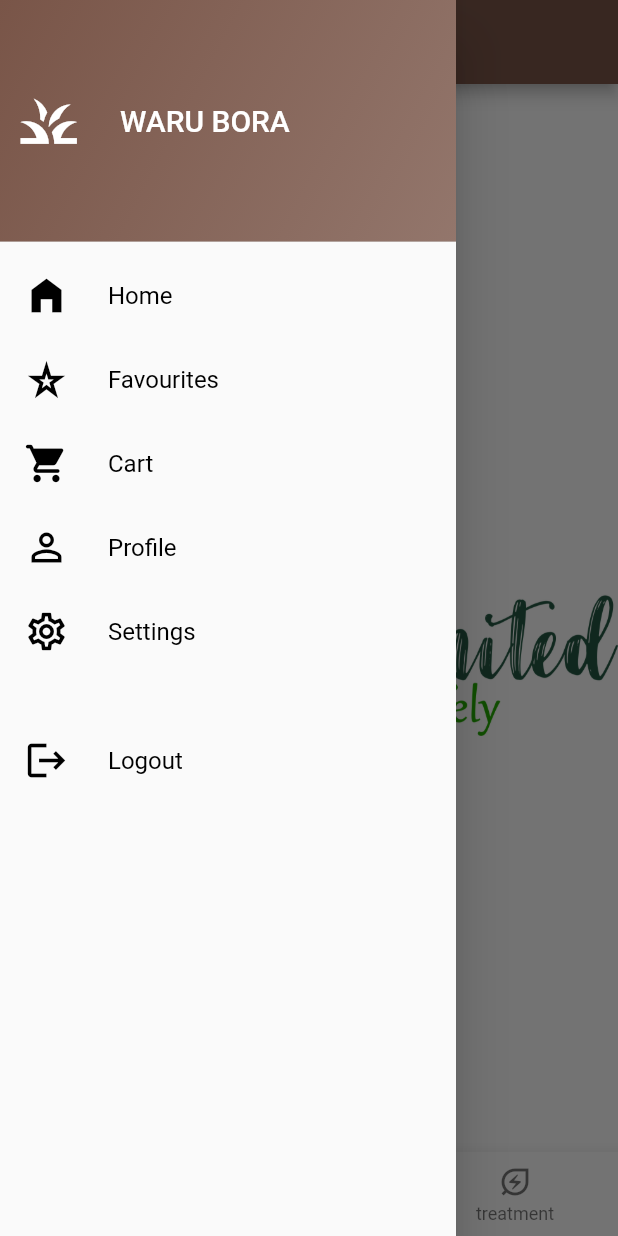
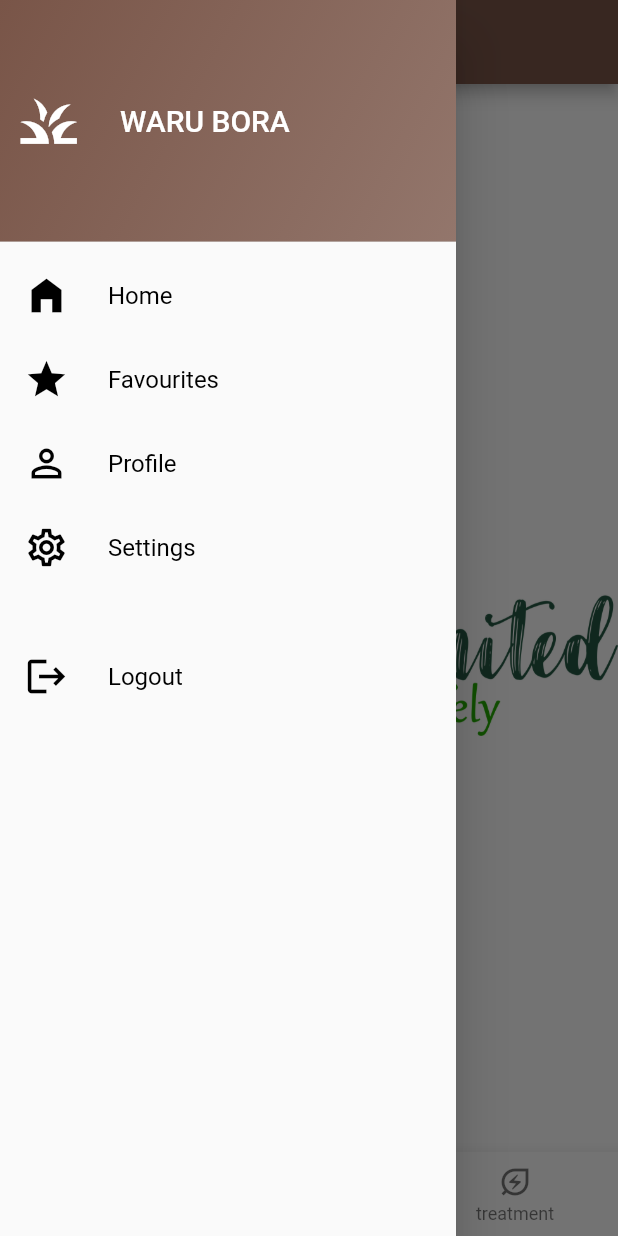
Before and after one commit to notrayo/waru-bora-test-app, a Flutter app: the TabScreen screen opened directly, with the side drawer open, on a phone screen of 412 x 824 dp. Run offline on Flutter 3.47's test engine with Material 2 defaults, Android fonts, the light colour scheme and no system bars; our stand-ins replace firebase_auth, firebase_core, image_gallery_saver, image_picker, shared_preferences; missing offline and left inert: favorite_button, mime_type; accounts and stored records are empty.

Commit message:
favourites feature added

```diff
--- a/lib/data/medicine_data.dart
+++ b/lib/data/medicine_data.dart
@@ -24,7 +24,7 @@ const dummyCategories = [
 
 // data on the medicine
 
-const dummyMedicine = [
+List<Dawa> dummyMedicine = [
   Dawa(
     id: 'i1',
     category: ['c1'],
--- a/lib/models/dawa.dart
+++ b/lib/models/dawa.dart
@@ -16,7 +16,10 @@ class Dawa {
   final int agroPhoneNumber;
   // final ... googlemaps url
 
-  const Dawa(
+  //for favourtes
+  bool isStarred;
+
+  Dawa(
       {required this.id,
       required this.category,
       required this.title,
@@ -25,21 +28,12 @@ class Dawa {
       required this.benefits,
       required this.howToUse,
       required this.price,
-      required this.agroPhoneNumber});
+      required this.agroPhoneNumber,
+      this.isStarred = false});
+
+  bool get getIsStarred => this.isStarred;
+
+  //bool get isStarred => this.isStarred;
 }
 
 //favourites..
-
-class FavoriteItem {
-  final String id;
-  final String title;
-  final String imageLink;
-  final int price;
-
-  const FavoriteItem({
-    required this.id,
-    required this.title,
-    required this.imageLink,
-    required this.price,
-  });
-}
--- a/lib/screens/drawer_screen.dart
+++ b/lib/screens/drawer_screen.dart
@@ -67,7 +67,7 @@ class DrawerScreen extends StatelessWidget {
 
           ListTile(
             leading: const Icon(
-              Icons.star_border_purple500,
+              Icons.star,
               size: 30,
               color: Colors.black,
             ),
@@ -88,27 +88,6 @@ class DrawerScreen extends StatelessWidget {
           ),
 
           // Cart Page
-          ListTile(
-            leading: const Icon(
-              Icons.shopping_cart_rounded,
-              size: 30,
-              color: Colors.black,
-            ),
-            title: Text(
-              'Cart',
-              style: Theme.of(context)
-                  .textTheme
-                  .titleMedium!
-                  .copyWith(color: Colors.black),
-            ),
-            onTap: () {
-              //control state
-              onSelectScreenFromDrawer('Cart');
-
-              //close drawer
-              //Navigator.pop(context);
-            },
-          ),
 
           ListTile(
             leading: const Icon(
--- a/pubspec.yaml
+++ b/pubspec.yaml
@@ -50,6 +50,7 @@ dependencies:
   url_launcher: ^6.1.10
   mime_type: ^1.0.0
   image_gallery_saver: ^1.7.1
+  favorite_button: ^0.0.4
   # firebase_core: ^2.10.0
   # firebase_auth: ^3.1.5
 
```
Also changed, not shown: lib/screens/favs_screen.dart (+0 -21 lines), lib/screens/madawa_details_screen.dart (+18 -12 lines), pubspec.lock.
